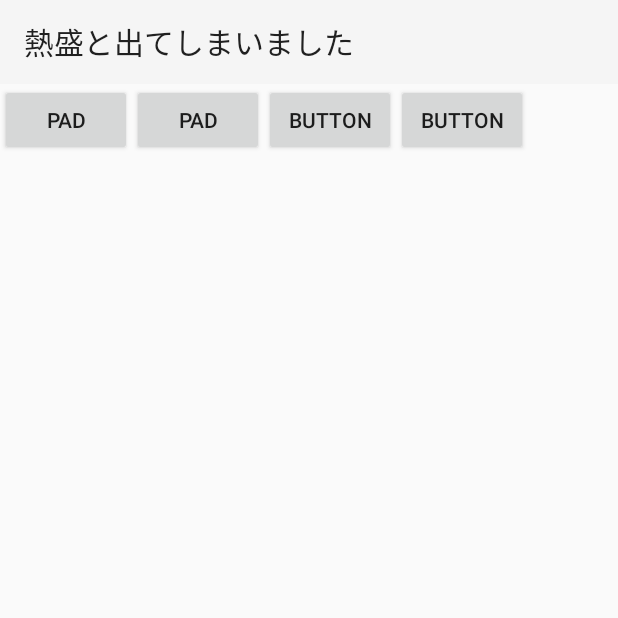
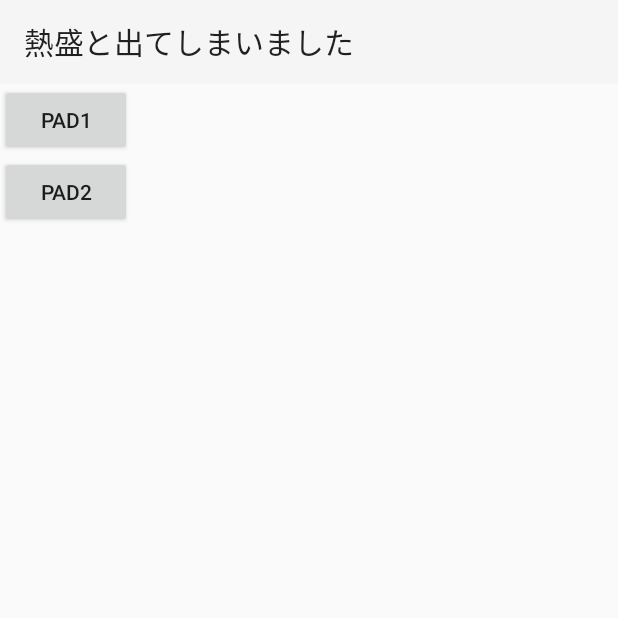
Before and after one commit to standard-E8/Sampler, an Android app: the screen it shows after launch (MainActivity), on a phone screen of 412 x 824 dp, the top half of it. Run offline under Robolectric (Android 15) with nearby library versions, the phone set to English and light mode, and no system bars; our stand-ins replace data binding.

Commit message:
add recyclerView

```diff
--- /dev/null
+++ b/app/src/main/java/net/st4ndard/sampler/RecyclerAdapter.java
@@ -0,0 +1,52 @@
+package net.st4ndard.sampler;
+
+import android.support.v7.widget.RecyclerView;
+import android.view.LayoutInflater;
+import android.view.ViewGroup;
+
+import net.st4ndard.sampler.databinding.ListItemBinding;
+import net.st4ndard.sampler.model.Pad;
+
+import java.util.List;
+
+public class RecyclerAdapter extends RecyclerView.Adapter<RecyclerAdapter.ViewHolder> {
+
+    private List<Pad> items;
+
+    public RecyclerAdapter(List<Pad> items) {
+        this.items = items;
+    }
+
+    @Override
+    public ViewHolder onCreateViewHolder(ViewGroup parent, int viewType) {
+        // DataBinding
+        ListItemBinding binding = ListItemBinding.inflate(LayoutInflater.from(parent.getContext()), parent, false);
+        return new ViewHolder(binding);
+    }
+
+    @Override
+    public void onBindViewHolder(ViewHolder holder, int position) {
+        Pad pad = items.get(position);
+
+        // データセット
+        holder.binding.setPad(pad);
+
+        // Viewへの反映を即座に行う
+        holder.binding.executePendingBindings();
+    }
+
+    @Override
+    public int getItemCount() {
+        return items.size();
+    }
+
+    static class ViewHolder extends RecyclerView.ViewHolder {
+
+        final ListItemBinding binding;
+
+        private ViewHolder(ListItemBinding binding) {
+            super(binding.getRoot());
+            this.binding = binding;
+        }
+    }
+}
--- a/app/src/main/java/net/st4ndard/sampler/activity/MainActivity.java
+++ b/app/src/main/java/net/st4ndard/sampler/activity/MainActivity.java
@@ -37,4 +37,5 @@ public class MainActivity extends AppCompatActivity {
     }
 
 
+
 }
--- a/app/src/main/java/net/st4ndard/sampler/fragment/PadFragment.java
+++ b/app/src/main/java/net/st4ndard/sampler/fragment/PadFragment.java
@@ -2,19 +2,23 @@ package net.st4ndard.sampler.fragment;
 
 import android.content.Context;
 import android.content.SharedPreferences;
-import android.databinding.DataBindingUtil;
 import android.graphics.Color;
 import android.net.Uri;
 import android.os.Bundle;
 import android.support.v4.app.Fragment;
+import android.support.v7.widget.LinearLayoutManager;
+import android.util.Log;
 import android.view.LayoutInflater;
 import android.view.View;
 import android.view.ViewGroup;
 
 import net.st4ndard.sampler.MainApplication;
-import net.st4ndard.sampler.R;
+import net.st4ndard.sampler.RecyclerAdapter;
 import net.st4ndard.sampler.databinding.FragmentPadBinding;
 import net.st4ndard.sampler.model.Pad;
+
+import java.util.ArrayList;
+import java.util.List;
 
 public class PadFragment extends Fragment {
     FragmentPadBinding binding;
@@ -24,7 +28,7 @@ public class PadFragment extends Fragment {
     private String mParam1;
     private String mParam2;
 
-    // private OnFragmentInteractionListener mListener;
+    // private OnPadFragmentListener mListener;
 
     public PadFragment() {
         // Required empty public constructor
@@ -45,15 +49,37 @@ public class PadFragment extends Fragment {
             mParam1 = getArguments().getString(colmun);
             mParam2 = getArguments().getString(row);
         }
-        SharedPreferences data = MainApplication.getInstance().getApplicationContext().getSharedPreferences("DataSave", Context.MODE_PRIVATE);
     }
 
     @Override
     public View onCreateView(LayoutInflater inflater, ViewGroup container,
                              Bundle savedInstanceState) {
+
+        Context context = MainApplication.getInstance().getApplicationContext();
         binding = FragmentPadBinding.inflate(inflater, container, false);
         Pad pad = new Pad("pad","",Color.rgb(0, 0, 0));
         binding.setPad(pad);
+        /*
+        binding.button.setOnClickListener(new View.OnClickListener() {
+            @Override
+            public void onClick(View v) {
+                Log.v("button", "clicked!");
+            }});
+        binding.button.setOnLongClickListener(new View.OnLongClickListener(){
+            @Override
+            public boolean onLongClick(View v){
+                Log.v("button","Longclicked");
+                return true;
+            }
+        });*/
+        SharedPreferences data = context.getSharedPreferences("DataSave", Context.MODE_PRIVATE);
+        List<Pad> pads = new ArrayList<>();
+        pads.add(new Pad("pad1","",5));
+        pads.add(new Pad("pad2","",5));
+
+        RecyclerAdapter adapter = new RecyclerAdapter(pads);
+        binding.recyclerView.setLayoutManager(new LinearLayoutManager(context));
+        binding.recyclerView.setAdapter(adapter);
         return binding.getRoot();
     }
 
@@ -65,13 +91,12 @@ public class PadFragment extends Fragment {
     public void onAttach(Context context) {
         super.onAttach(context);
         /*
-        if (context instanceof OnFragmentInteractionListener) {
-            mListener = (OnFragmentInteractionListener) context;
+        if (context instanceof OnPadFragmentListener) {
+            mListener = (OnPadFragmentListener) context;
         } else {
             throw new RuntimeException(context.toString()
-                    + " must implement OnFragmentInteractionListener");
-        }
-        */
+                    + " must implement OnPadFragmentListener");
+        }*/
     }
 
     @Override
@@ -79,10 +104,8 @@ public class PadFragment extends Fragment {
         super.onDetach();
         //mListener = null;
     }
-
-/*
-    public interface OnFragmentInteractionListener {
+    /*
+    public interface OnPadFragmentListener {
         void onFragmentInteraction(Uri uri);
-    }
-*/
+    }*/
 }
--- a/app/src/main/res/layout/fragment_pad.xml
+++ b/app/src/main/res/layout/fragment_pad.xml
@@ -2,28 +2,9 @@
     <data>
         <variable name="pad" type="net.st4ndard.sampler.model.Pad"/>
     </data>
-<GridLayout
-             xmlns:tools="http://schemas.android.com/tools"
-             android:layout_width="match_parent"
-             android:layout_height="match_parent"
-             tools:context="net.st4ndard.sampler.fragment.PadFragment"
-             android:columnCount="4">
 
-    <Button
-            android:text="@{pad.name}"
-            android:layout_width="wrap_content"
-            android:layout_height="wrap_content" android:id="@+id/button4"/>
-    <Button
-            android:text="@{pad.name}"
-            android:layout_width="wrap_content"
-            android:layout_height="wrap_content" android:id="@+id/button3"/>
-    <Button
-            android:text="Button"
-            android:layout_width="wrap_content"
-            android:layout_height="wrap_content" android:id="@+id/button2"/>
-    <Button
-            android:text="Button"
-            android:layout_width="wrap_content"
-            android:layout_height="wrap_content" android:id="@+id/button"/>
-</GridLayout>
+    <android.support.v7.widget.RecyclerView
+        android:id="@+id/recyclerView"
+        android:layout_width="match_parent"
+        android:layout_height="match_parent" />
 </layout>
--- /dev/null
+++ b/app/src/main/res/layout/list_item.xml
@@ -0,0 +1,23 @@
+<?xml version="1.0" encoding="utf-8"?>
+<layout>
+
+    <data>
+
+        <variable
+            name="pad"
+            type="net.st4ndard.sampler.model.Pad" />
+    </data>
+
+    <LinearLayout xmlns:android="http://schemas.android.com/apk/res/android"
+        android:layout_width="wrap_content"
+        android:layout_height="wrap_content"
+        android:orientation="vertical">
+
+
+        <Button
+            android:id="@+id/button5"
+            android:layout_width="wrap_content"
+            android:layout_height="wrap_content"
+            android:text="@{pad.name}" />
+    </LinearLayout>
+</layout>
```
